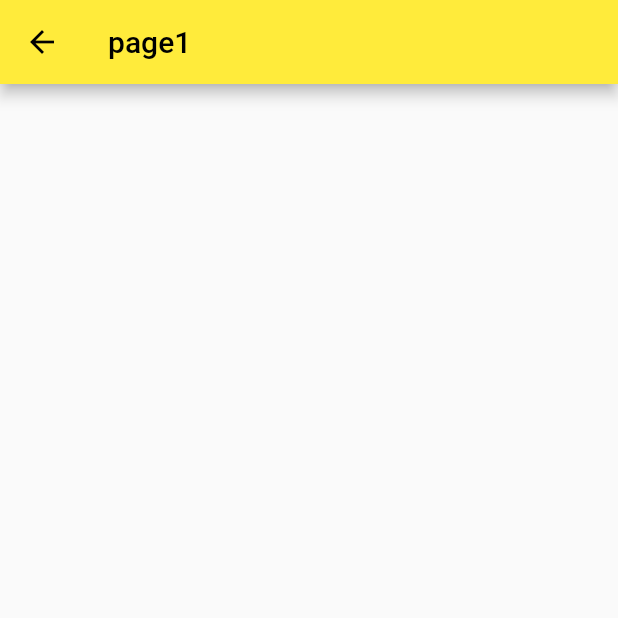
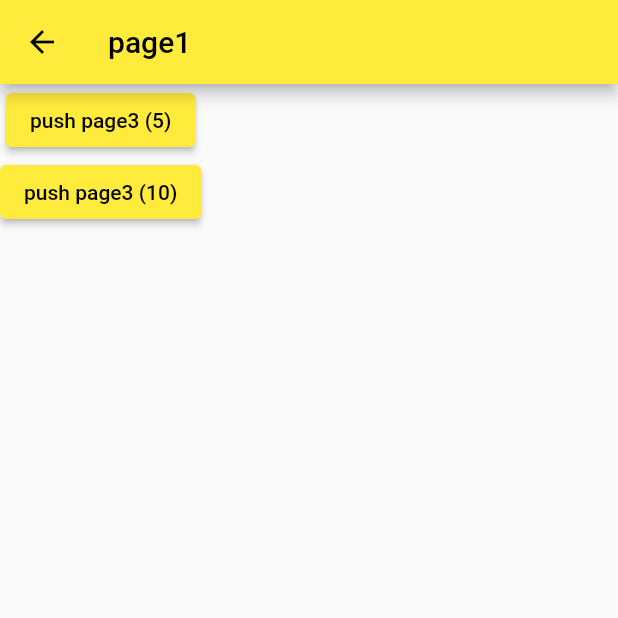
Before and after one commit to remagart/my_flutter_sample, a Flutter app: the screen it shows after launch, after a tap on "navigate to page1", on a phone screen of 412 x 824 dp, the top half of it. Run offline on Flutter 3.47's test engine with Material 2 defaults, Android fonts, the phone set to English and light mode, and no system bars.

Commit message:
page1 - 4

```diff
--- a/lib/main.dart
+++ b/lib/main.dart
@@ -1,6 +1,8 @@
 import 'package:flutter/material.dart';
 import './screen/page1.dart';
 import './screen/page2.dart';
+import './screen/page3.dart';
+import './screen/page4.dart';
 
 void main() {
   runApp(const MyApp());
@@ -30,6 +32,8 @@
       routes: {
         '/page1': (context) => const page1(),
         '/page2': (context) => const page2(),
+        '/page3': (context) => page3(),
+        '/page4': (context) => const page4(),
       },
     );
   }
--- a/lib/screen/page1.dart
+++ b/lib/screen/page1.dart
@@ -1,14 +1,43 @@
+import 'dart:developer';
+
 import 'package:flutter/material.dart';
+import './page3.dart';
 
 class page1 extends StatelessWidget {
   const page1({Key? key}) : super(key: key);
 
   @override
   Widget build(BuildContext context) {
+    _nav(par) async {
+      var result = await Navigator.push(
+          context,
+          MaterialPageRoute(
+              builder: (context) => page3(
+                    num: par,
+                  )));
+      log(result.toString());
+    }
+
     return Scaffold(
       appBar: AppBar(
         title: Text('page1'),
       ),
+      body: Container(
+        child: Column(
+          children: [
+            ElevatedButton(
+                onPressed: () {
+                  _nav(5);
+                },
+                child: const Text('push page3 (5)')),
+            ElevatedButton(
+                onPressed: () {
+                  _nav(10);
+                },
+                child: const Text('push page3 (10)'))
+          ],
+        ),
+      ),
     );
   }
 }
```
Also changed, not shown: lib/screen/page3.dart (added, +30 -0 lines), lib/screen/page4.dart (added, +14 -0 lines).
